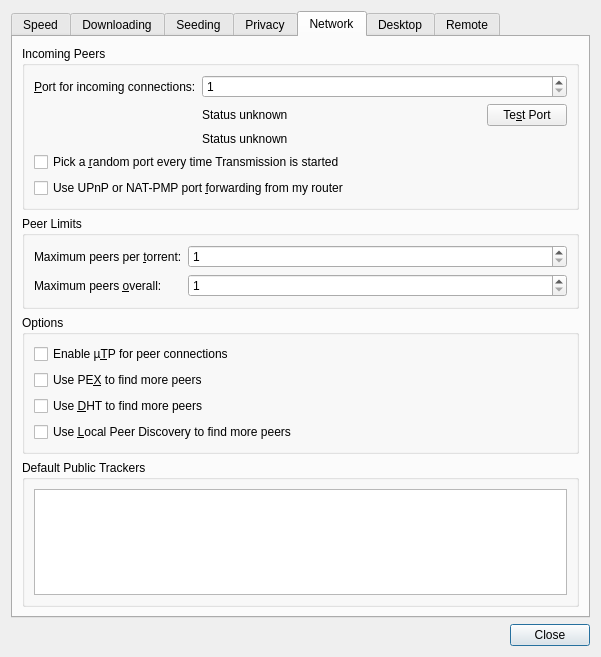
Above: qt/PrefsDialog.ui from transmission/transmission before the change. Below: the same form after it.
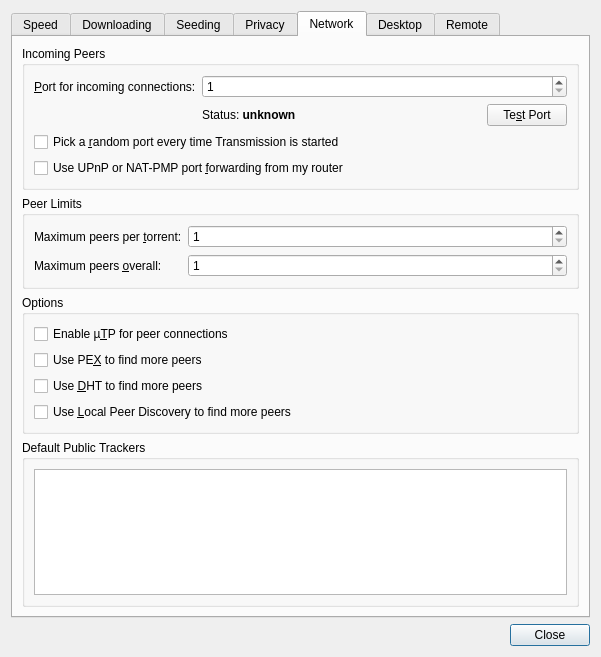
That is the form after the change. The open tabs and pages were chosen to show the change. Icons and pictures are not drawn. Custom widgets are drawn as their Qt base class.

```diff
--- a/qt/PrefsDialog.ui
+++ b/qt/PrefsDialog.ui
@@ -663,14 +663,7 @@
           <item row="1" column="1">
            <widget class="QLabel" name="peerPortStatusIPv4Label">
             <property name="text">
-             <string>Status unknown</string>
-            </property>
-           </widget>
-          </item>
-          <item row="2" column="1">
-           <widget class="QLabel" name="peerPortStatusIPv6Label">
-            <property name="text">
-             <string>Status unknown</string>
+             <string>Status: &lt;b&gt;unknown&lt;/b&gt;</string>
             </property>
            </widget>
           </item>
@@ -684,14 +677,14 @@
             </property>
            </widget>
           </item>
-          <item row="3" column="0" colspan="3">
+          <item row="2" column="0" colspan="3">
            <widget class="QCheckBox" name="randomPeerPortCheck">
             <property name="text">
              <string>Pick a &amp;random port every time Transmission is started</string>
             </property>
            </widget>
           </item>
-          <item row="4" column="0" colspan="3">
+          <item row="3" column="0" colspan="3">
            <widget class="QCheckBox" name="enablePortForwardingCheck">
             <property name="text">
              <string>Use UPnP or NAT-PMP port &amp;forwarding from my router</string>
```
Left out of the diff: 2 changed lines with no effect on the pictures.
